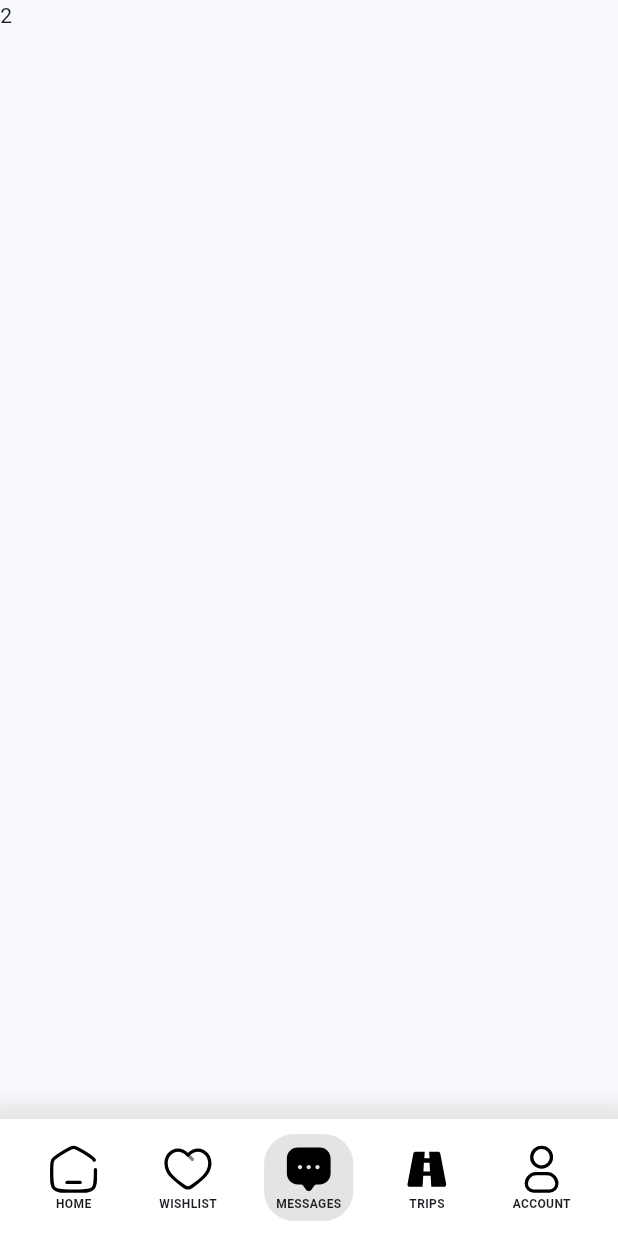
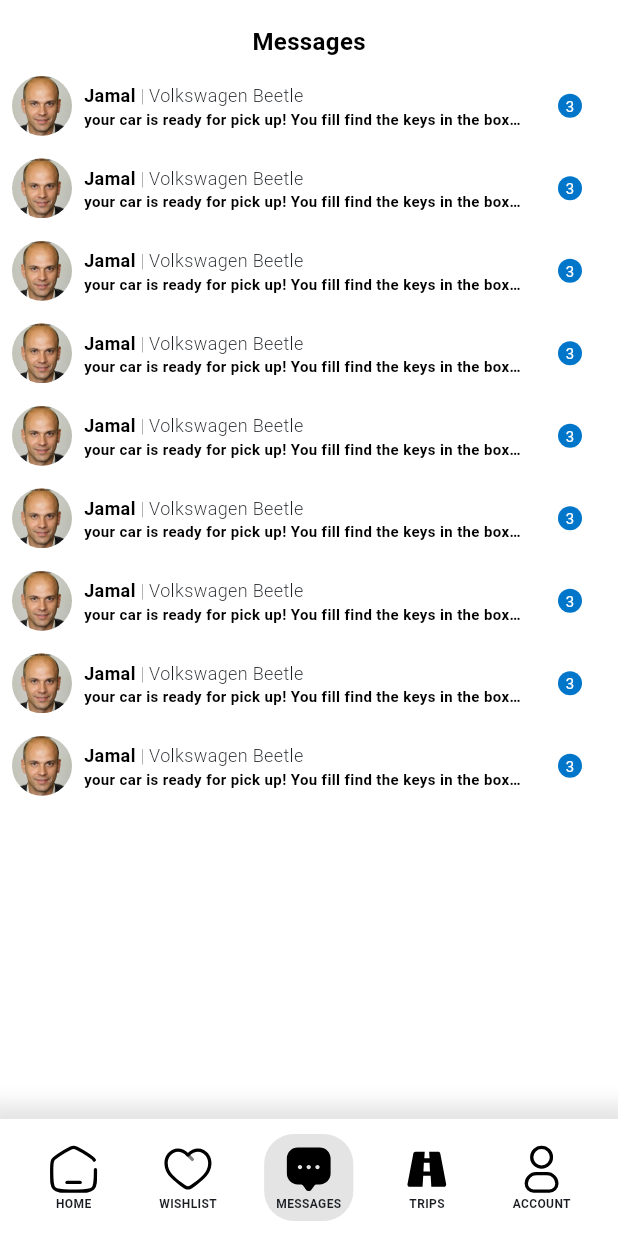
Before and after one commit to akramznini/Kimo, a Flutter app: the screen it shows after launch, item 3 of the bottom bar chosen, on a phone screen of 412 x 824 dp. Run offline on Flutter 3.47's test engine with Material 3 defaults, Android fonts, the light colour scheme and no system bars; our stand-ins replace flutter_svg, google_fonts.

Commit message:
added MessagesTab, WishlistTab

```diff
--- a/src/kimo/lib/main.dart
+++ b/src/kimo/lib/main.dart
@@ -1,20 +1,25 @@
 import 'package:flutter/material.dart';
 import 'package:kimo/screens/home_tab.dart';
 import 'package:kimo/widgets/navigation_widgets.dart';
+import 'package:kimo/screens/wishlist_tab.dart';
+import 'package:kimo/utils/theme_values.dart';
+import 'package:kimo/screens/messages_tab.dart';
+
 void main() {
   runApp(const MyApp());
 }
 
 class MyApp extends StatelessWidget {
   const MyApp({super.key});
-  static const Color greySelected = Color.fromARGB(255, 228, 228, 228);
+
   // This widget is the root of your application.
   @override
   Widget build(BuildContext context) {
     return MaterialApp(
       title: 'Kimo',
+      debugShowCheckedModeBanner: false,
       theme: ThemeData(
-
+        scaffoldBackgroundColor: Colors.white,
         colorScheme: ColorScheme.fromSeed(seedColor: Color.fromARGB(255, 22, 158, 255)),
         useMaterial3: true,
       ),
@@ -42,7 +47,7 @@ class _MyHomePageState extends State<MyHomePage> {
   @override
   Widget build(BuildContext context) {
 
-    List<Widget> tabs = [HomeTab(), Text("1"), Text("2"), Text("3"), Text("4")];
+    List<Widget> tabs = [HomeTab(), WishlistTab(), MessagesTab(), Text("3"), Text("4")];
     return Scaffold(
       body: SafeArea(
 
@@ -53,7 +58,7 @@ class _MyHomePageState extends State<MyHomePage> {
           children: <Widget>[
             Expanded(child: tabs[_selectedTab]),
             Container(
-              decoration: BoxDecoration(boxShadow: [BoxShadow(color: MyApp.greySelected, blurRadius: 10, spreadRadius: 10)], color: Colors.white),
+              decoration: BoxDecoration(boxShadow: [BoxShadow(color: greySelected, blurRadius: 10, spreadRadius: 10)], color: Colors.white),
               child: Padding(
                 padding: const EdgeInsets.only(top: 10, bottom: 10),
                 child: Row(
--- a/src/kimo/lib/screens/home_tab.dart
+++ b/src/kimo/lib/screens/home_tab.dart
@@ -1,8 +1,7 @@
 import 'package:flutter/material.dart';
 import 'package:google_fonts/google_fonts.dart';
-import 'package:kimo/main.dart';
 import 'package:kimo/widgets/car_widgets.dart';
-
+import 'package:kimo/utils/theme_values.dart';
 class HomeTab extends StatelessWidget {
   const HomeTab({
     super.key,
@@ -14,10 +13,12 @@ class HomeTab extends StatelessWidget {
   Widget build(BuildContext context) {
     return Column(
       children: [
-        Row(
+        Padding(
+          padding: const EdgeInsets.all(8.0),
+          child: Row(
             mainAxisAlignment: MainAxisAlignment.spaceBetween,
             children: [
-            Image.asset('assets/images/kimo-logo.png', width: 130, height: 65, fit: BoxFit.cover,),
+              Image.asset('assets/images/kimo-logo.png', width: 100, height: 50, fit: BoxFit.cover,),
               Row(
                 children: [
                   CustomButtonWhite(icon: Icon(Icons.search), onPressed: (){},),
@@ -25,6 +26,7 @@ class HomeTab extends StatelessWidget {
                 ],
               ),
             ],
+          ),
         ),
         Expanded(
           child: Column(
@@ -42,9 +44,9 @@ class HomeTab extends StatelessWidget {
                       child: ListView(
                         scrollDirection: Axis.horizontal,
                         children: [
-                          CarPreviewContainer(imagePath: "assets/images/car-volkswagen.jpg", carName: "Vlokswagen Beetle ", nbReviews: 122, rating: 4.6,),
-                          CarPreviewContainer(imagePath: "assets/images/car-volkswagen.jpg", carName: "Vlokswagen Beetle ", nbReviews: 122, rating: 4.6,),
-                          CarPreviewContainer(imagePath: "assets/images/car-volkswagen.jpg", carName: "Vlokswagen Beetle ", nbReviews: 122, rating: 4.6,),
+                          CarPreviewContainer(imagePath: "assets/images/car-volkswagen.jpg", carName: "Vlokswagen Beetle ", nbReviews: 122, rating: 4.6, height: 120, width: 160,),
+                          CarPreviewContainer(imagePath: "assets/images/car-volkswagen.jpg", carName: "Vlokswagen Beetle ", nbReviews: 122, rating: 4.6, height: 120, width: 160,),
+                          CarPreviewContainer(imagePath: "assets/images/car-volkswagen.jpg", carName: "Vlokswagen Beetle ", nbReviews: 122, rating: 4.6, height: 120, width: 160,),
                         ],
                       ),
                     ),
@@ -63,9 +65,9 @@ class HomeTab extends StatelessWidget {
                       child: ListView(
                         scrollDirection: Axis.horizontal,
                         children: [
-                          CarPreviewContainer(imagePath: "assets/images/car-volkswagen.jpg", carName: "Vlokswagen Beetle ", nbReviews: 122, rating: 4.6,),
-                          CarPreviewContainer(imagePath: "assets/images/car-volkswagen.jpg", carName: "Vlokswagen Beetle ", nbReviews: 122, rating: 4.6,),
-                          CarPreviewContainer(imagePath: "assets/images/car-volkswagen.jpg", carName: "Vlokswagen Beetle ", nbReviews: 122, rating: 4.6,),
+                          CarPreviewContainer(imagePath: "assets/images/car-volkswagen.jpg", carName: "Vlokswagen Beetle ", nbReviews: 122, rating: 4.6, height: 120, width: 160,),
+                          CarPreviewContainer(imagePath: "assets/images/car-volkswagen.jpg", carName: "Vlokswagen Beetle ", nbReviews: 122, rating: 4.6, height: 120, width: 160,),
+                          CarPreviewContainer(imagePath: "assets/images/car-volkswagen.jpg", carName: "Vlokswagen Beetle ", nbReviews: 122, rating: 4.6, height: 120, width: 160,),
                         ],
                       ),
                     ),
@@ -93,7 +95,7 @@ class CustomButtonWhite extends StatelessWidget {
     return Padding(
       padding: const EdgeInsets.only(right: 12),
       child: Container(
-        decoration: BoxDecoration(color: Colors.white, borderRadius: BorderRadius.circular(30), border: Border.all(color: MyApp.greySelected, width: 0.5)),
+        decoration: BoxDecoration(color: Colors.white, borderRadius: BorderRadius.circular(30), border: Border.all(color: greySelected, width: 0.5)),
         child: IconButton(
         onPressed: onPressed,
         icon: icon,
--- /dev/null
+++ b/src/kimo/lib/screens/messages_tab.dart
@@ -0,0 +1,97 @@
+import 'package:flutter/material.dart';
+import 'package:google_fonts/google_fonts.dart';
+import 'package:kimo/utils/theme_values.dart';
+
+
+class MessagesTab extends StatelessWidget {
+  const MessagesTab({
+    super.key,
+  });
+
+  @override
+  Widget build(BuildContext context) {
+    return Column(
+      crossAxisAlignment: CrossAxisAlignment.center,
+      children: [
+        Padding(
+          padding: const EdgeInsets.only(top: 16, bottom: 8),
+          child: Text("Messages", style: GoogleFonts.roboto(color: Colors.black, fontSize:  16, fontWeight: FontWeight.bold)),
+        ),
+        Expanded(
+          child: ListView(
+            children: [
+              ConversationPreview(recipient: "Jamal", carName: "Volkswagen Beetle", lastMessage: "your car is ready for pick up! You fill find the keys in the box below",
+            recipientProfilePicturePath: "assets/images/profile-picture.jpeg", nbUnseenMessages: 3,),
+            ConversationPreview(recipient: "Jamal", carName: "Volkswagen Beetle", lastMessage: "your car is ready for pick up! You fill find the keys in the box below",
+            recipientProfilePicturePath: "assets/images/profile-picture.jpeg", nbUnseenMessages: 3,),
+            ConversationPreview(recipient: "Jamal", carName: "Volkswagen Beetle", lastMessage: "your car is ready for pick up! You fill find the keys in the box below",
+            recipientProfilePicturePath: "assets/images/profile-picture.jpeg", nbUnseenMessages: 3,),
+            ConversationPreview(recipient: "Jamal", carName: "Volkswagen Beetle", lastMessage: "your car is ready for pick up! You fill find the keys in the box below",
+            recipientProfilePicturePath: "assets/images/profile-picture.jpeg", nbUnseenMessages: 3,),
+            ConversationPreview(recipient: "Jamal", carName: "Volkswagen Beetle", lastMessage: "your car is ready for pick up! You fill find the keys in the box below",
+            recipientProfilePicturePath: "assets/images/profile-picture.jpeg", nbUnseenMessages: 3,),
+            ConversationPreview(recipient: "Jamal", carName: "Volkswagen Beetle", lastMessage: "your car is ready for pick up! You fill find the keys in the box below",
+            recipientProfilePicturePath: "assets/images/profile-picture.jpeg", nbUnseenMessages: 3,),
+            ConversationPreview(recipient: "Jamal", carName: "Volkswagen Beetle", lastMessage: "your car is ready for pick up! You fill find the keys in the box below",
+            recipientProfilePicturePath: "assets/images/profile-picture.jpeg", nbUnseenMessages: 3,),
+            ConversationPreview(recipient: "Jamal", carName: "Volkswagen Beetle", lastMessage: "your car is ready for pick up! You fill find the keys in the box below",
+            recipientProfilePicturePath: "assets/images/profile-picture.jpeg", nbUnseenMessages: 3,),
+            ConversationPreview(recipient: "Jamal", carName: "Volkswagen Beetle", lastMessage: "your car is ready for pick up! You fill find the keys in the box below",
+            recipientProfilePicturePath: "assets/images/profile-picture.jpeg", nbUnseenMessages: 3,),
+          ]),
+        ),
+      ],
+    );
+  }
+}
+
+class ConversationPreview extends StatelessWidget {
+  const ConversationPreview({
+    super.key,
+    required this.recipient,
+    required this.carName,
+    required this.lastMessage,
+    required this.recipientProfilePicturePath,
+    required this.nbUnseenMessages
+  });
+
+  final String recipient;
+  final String carName;
+  final String lastMessage;
+  final String recipientProfilePicturePath;
+  final int nbUnseenMessages;
+  @override
+  Widget build(BuildContext context) {
+    return Padding(
+      padding: const EdgeInsets.only(bottom: 8.0, left: 8.0, right: 8.0),
+      child: Row(
+        mainAxisAlignment: MainAxisAlignment.spaceBetween,
+        children: [
+        Row(
+
+          children: [
+          ClipRRect(borderRadius: BorderRadius.circular(50), child: Image.asset(recipientProfilePicturePath, width: 40, height: 40, fit: BoxFit.cover)),
+          Padding(
+            padding: const EdgeInsets.all(8.0),
+            child: Column(
+              crossAxisAlignment: CrossAxisAlignment.start,
+              children: [
+              Row(
+                mainAxisAlignment: MainAxisAlignment.center,
+                children: [
+                Text(recipient, style: GoogleFonts.roboto(color: Colors.black, fontWeight: FontWeight.w600, fontSize: 12),),
+                Text(" | ", style: GoogleFonts.roboto(fontWeight: FontWeight.w100, fontSize: 12),),
+                Text(carName, style: GoogleFonts.roboto(fontWeight: FontWeight.w300, fontSize: 12),)
+              ],),
+              Container(width: MediaQuery.of(context).size.width - 120, child: Text(lastMessage, style: GoogleFonts.roboto(fontWeight: (nbUnseenMessages == 0) ? FontWeight.normal :  FontWeight.bold, color: Colors.black, fontSize: 10), maxLines: 1, overflow: TextOverflow.ellipsis,))
+            ],),
+          )
+        ],),
+        nbUnseenMessages > 0 ? Padding(
+          padding: const EdgeInsets.only(right: 16, left: 8),
+          child: Container(child: SizedBox(child: Center(child: Text(nbUnseenMessages.toString(), style: GoogleFonts.roboto(color: Colors.white, fontSize: 10),)), width: 16, height: 16,), decoration: BoxDecoration(borderRadius: BorderRadius.circular(30), color: onPrimary)),
+        ) : const SizedBox(width: 0)
+      ],),
+    );
+  }
+}
--- /dev/null
+++ b/src/kimo/lib/utils/theme_values.dart
@@ -0,0 +1,4 @@
+import 'package:flutter/material.dart';
+
+const Color greySelected = Color.fromARGB(255, 228, 228, 228);
+const Color onPrimary = Color.fromARGB(255, 0, 118, 203);
```
Also changed, not shown: src/kimo/lib/screens/wishlist_tab.dart (added, +58 -0 lines), src/kimo/lib/widgets/car_widgets.dart (+7 -3 lines), src/kimo/assets/images/profile-picture.jpeg (added). Lines whose indentation alone changed are shown as unchanged.
